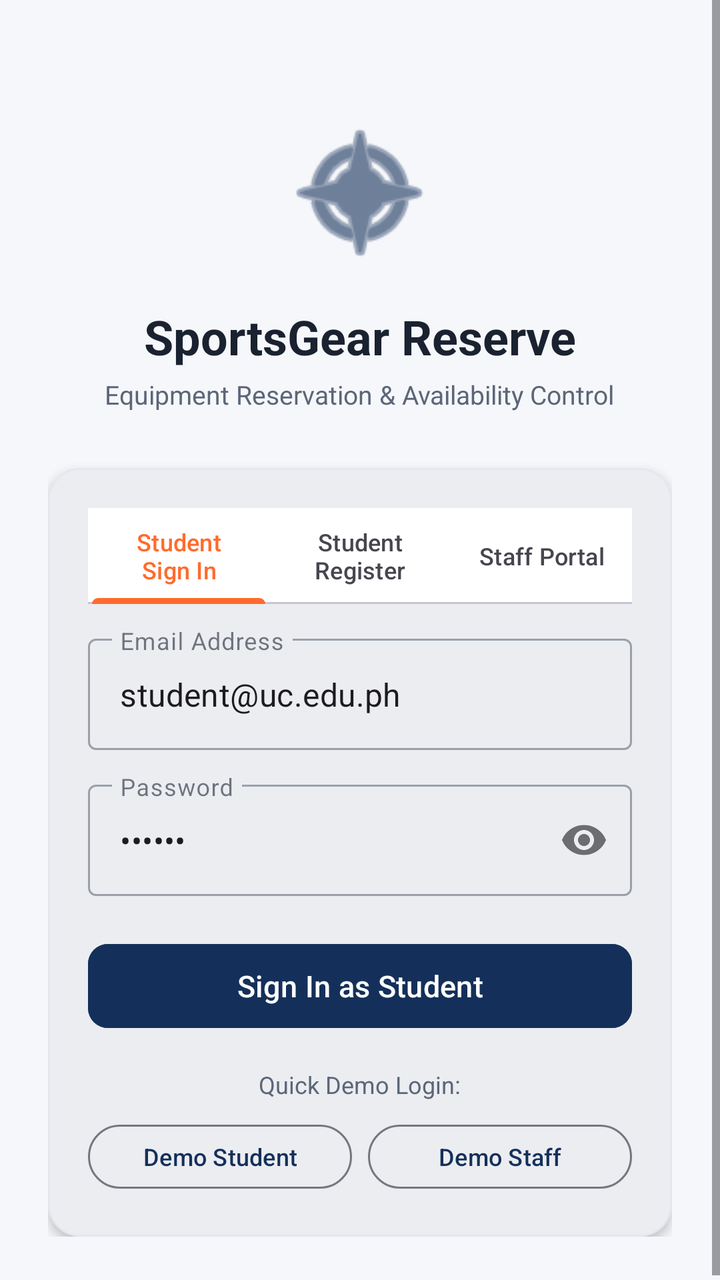
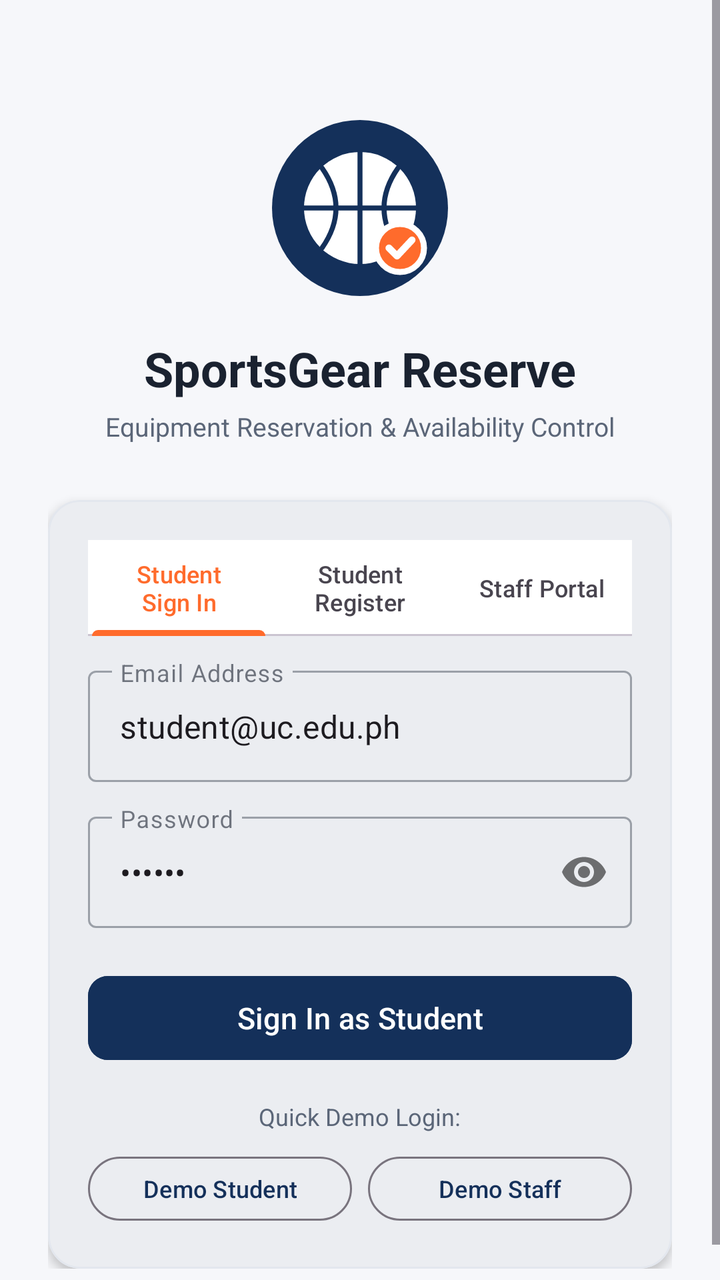

Screens rendered from an Android XML layout before and after an edit, with the pre-edit source and the edit as a unified diff.
<!-- AndroidManifest.xml: application theme Theme.SportsGearReserve -->
<!-- res/layout/activity_login.xml -->
<?xml version="1.0" encoding="utf-8"?>
<ScrollView
    xmlns:android="http://schemas.android.com/apk/res/android"
    xmlns:app="http://schemas.android.com/apk/res-auto"
    xmlns:tools="http://schemas.android.com/tools"
    android:layout_width="match_parent"
    android:layout_height="match_parent"
    android:fillViewport="true"
    android:fitsSystemWindows="true"
    android:background="@color/app_background">

    <LinearLayout
        android:layout_width="match_parent"
        android:layout_height="wrap_content"
        android:orientation="vertical"
        android:gravity="center_horizontal"
        android:padding="24dp">

        <ImageView
            android:layout_width="80dp"
            android:layout_height="80dp"
            android:layout_marginTop="32dp"
            android:contentDescription="App Logo"
            android:src="@android:drawable/ic_menu_compass"
            app:tint="@color/primary" />

        <TextView
            android:layout_width="wrap_content"
            android:layout_height="wrap_content"
            android:layout_marginTop="16dp"
            android:text="SportsGear Reserve"
            android:textSize="24sp"
            android:textStyle="bold"
            android:textColor="@color/text_primary" />

        <TextView
            android:layout_width="wrap_content"
            android:layout_height="wrap_content"
            android:layout_marginTop="4dp"
            android:text="Equipment Reservation &amp; Availability Control"
            android:textSize="13sp"
            android:textColor="@color/text_secondary" />

        <com.google.android.material.card.MaterialCardView
            android:layout_width="match_parent"
            android:layout_height="wrap_content"
            android:layout_marginTop="28dp"
            app:cardCornerRadius="16dp"
            app:cardElevation="3dp"
            app:strokeWidth="1dp"
            app:strokeColor="@color/card_stroke"
            app:cardBackgroundColor="@color/surface">

            <LinearLayout
                android:layout_width="match_parent"
                android:layout_height="wrap_content"
                android:orientation="vertical"
                android:padding="20dp">

                <com.google.android.material.tabs.TabLayout
                    android:id="@+id/tabLayoutMode"
                    android:layout_width="match_parent"
                    android:layout_height="wrap_content"
                    app:tabIndicatorColor="@color/accent"
                    app:tabSelectedTextColor="@color/accent"
                    app:tabIndicatorFullWidth="true">
                    <com.google.android.material.tabs.TabItem
                        android:layout_width="wrap_content"
                        android:layout_height="wrap_content"
                        android:text="Student Sign In" />
                    <com.google.android.material.tabs.TabItem
                        android:layout_width="wrap_content"
                        android:layout_height="wrap_content"
                        android:text="Student Register" />
                    <com.google.android.material.tabs.TabItem
                        android:layout_width="wrap_content"
                        android:layout_height="wrap_content"
                        android:text="Staff Portal" />
                </com.google.android.material.tabs.TabLayout>

                
                <com.google.android.material.textfield.TextInputLayout
                    android:id="@+id/tilFullName"
                    style="@style/Widget.MaterialComponents.TextInputLayout.OutlinedBox"
                    android:layout_width="match_parent"
                    android:layout_height="wrap_content"
                    android:layout_marginTop="16dp"
                    android:hint="Full Name"
                    android:visibility="gone"
                    tools:visibility="visible">
                    <com.google.android.material.textfield.TextInputEditText
                        android:id="@+id/etFullName"
                        android:layout_width="match_parent"
                        android:layout_height="wrap_content"
                        android:inputType="textPersonName" />
                </com.google.android.material.textfield.TextInputLayout>

                
                <com.google.android.material.textfield.TextInputLayout
                    android:id="@+id/tilStudentId"
                    style="@style/Widget.MaterialComponents.TextInputLayout.OutlinedBox"
                    android:layout_width="match_parent"
                    android:layout_height="wrap_content"
                    android:layout_marginTop="12dp"
                    android:hint="Student ID Number"
                    android:visibility="gone"
                    tools:visibility="visible">
                    <com.google.android.material.textfield.TextInputEditText
                        android:id="@+id/etStudentId"
                        android:layout_width="match_parent"
                        android:layout_height="wrap_content"
                        android:inputType="number" />
                </com.google.android.material.textfield.TextInputLayout>

                
                <com.google.android.material.textfield.TextInputLayout
                    android:id="@+id/tilEmail"
                    style="@style/Widget.MaterialComponents.TextInputLayout.OutlinedBox"
                    android:layout_width="match_parent"
                    android:layout_height="wrap_content"
                    android:layout_marginTop="12dp"
                    android:hint="Email Address">
                    <com.google.android.material.textfield.TextInputEditText
                        android:id="@+id/etEmail"
                        android:layout_width="match_parent"
                        android:layout_height="wrap_content"
                        android:inputType="textEmailAddress"
                        android:text="student@uc.edu.ph" />
                </com.google.android.material.textfield.TextInputLayout>

                
                <com.google.android.material.textfield.TextInputLayout
                    android:id="@+id/tilPassword"
                    style="@style/Widget.MaterialComponents.TextInputLayout.OutlinedBox"
                    android:layout_width="match_parent"
                    android:layout_height="wrap_content"
                    android:layout_marginTop="12dp"
                    android:hint="Password"
                    app:passwordToggleEnabled="true">
                    <com.google.android.material.textfield.TextInputEditText
                        android:id="@+id/etPassword"
                        android:layout_width="match_parent"
                        android:layout_height="wrap_content"
                        android:inputType="textPassword"
                        android:text="123456" />
                </com.google.android.material.textfield.TextInputLayout>

                <TextView
                    android:id="@+id/tvRoleNote"
                    android:layout_width="match_parent"
                    android:layout_height="wrap_content"
                    android:layout_marginTop="12dp"
                    android:textSize="12sp"
                    android:textColor="@color/text_secondary"
                    android:text="Note: Staff accounts must be pre-authorized by sports office administration."
                    android:visibility="gone"
                    tools:visibility="visible" />

                <com.google.android.material.button.MaterialButton
                    android:id="@+id/btnSubmit"
                    android:layout_width="match_parent"
                    android:layout_height="50dp"
                    android:layout_marginTop="20dp"
                    android:text="Sign In as Student"
                    android:textSize="15sp"
                    android:backgroundTint="@color/primary"
                    app:cornerRadius="10dp" />

                
                <TextView
                    android:layout_width="wrap_content"
                    android:layout_height="wrap_content"
                    android:layout_gravity="center_horizontal"
                    android:layout_marginTop="16dp"
                    android:text="Quick Demo Login:"
                    android:textSize="12sp"
                    android:textColor="@color/text_secondary" />

                <LinearLayout
                    android:layout_width="match_parent"
                    android:layout_height="wrap_content"
                    android:layout_marginTop="8dp"
                    android:orientation="horizontal"
                    android:gravity="center">

                    <com.google.android.material.button.MaterialButton
                        android:id="@+id/btnDemoStudent"
                        style="@style/Widget.Material3.Button.OutlinedButton"
                        android:layout_width="0dp"
                        android:layout_height="40dp"
                        android:layout_weight="1"
                        android:layout_marginEnd="4dp"
                        android:text="Demo Student"
                        android:textSize="12sp" />

                    <com.google.android.material.button.MaterialButton
                        android:id="@+id/btnDemoStaff"
                        style="@style/Widget.Material3.Button.OutlinedButton"
                        android:layout_width="0dp"
                        android:layout_height="40dp"
                        android:layout_weight="1"
                        android:layout_marginStart="4dp"
                        android:text="Demo Staff"
                        android:textSize="12sp" />

                </LinearLayout>

            </LinearLayout>

        </com.google.android.material.card.MaterialCardView>

    </LinearLayout>

</ScrollView>
<!-- resources referenced by this layout -->
<resources>
  <color name="accent">#FF6B2C</color>
  <color name="app_background">#F6F7FA</color>
  <color name="card_stroke">#E3E7EE</color>
  <color name="primary">#14305A</color>
  <color name="surface">#FFFFFF</color>
  <color name="text_primary">#1A2230</color>
  <color name="text_secondary">#5B6678</color>
  <style name="Theme.SportsGearReserve" parent="Base.Theme.SportsGearReserve" />
  <style name="Base.Theme.SportsGearReserve" parent="Theme.Material3.DayNight.NoActionBar">
          
          <item name="colorPrimary">@color/primary</item>
          <item name="colorOnPrimary">@color/text_on_primary</item>
          <item name="colorPrimaryContainer">@color/primary_variant</item>
          <item name="colorOnPrimaryContainer">@color/text_on_primary</item>
          <item name="colorSecondary">@color/accent</item>
          <item name="colorOnSecondary">@color/white</item>
          <item name="colorTertiary">@color/accent</item>
          <item name="android:windowBackground">@color/app_background</item>
          <item name="colorSurface">@color/surface</item>
          <item name="colorOnSurface">@color/text_primary</item>
  
          
          <item name="tabIndicatorColor">@color/accent</item>
          <item name="tabSelectedTextColor">@color/accent</item>
      </style>
  <color name="text_on_primary">#FFFFFF</color>
  <color name="primary_variant">#0D2140</color>
  <color name="white">#FFFFFFFF</color>
</resources>

<!-- the commit's change to res/layout/activity_login.xml (unified diff, before → after) -->
@@ -5,51 +5,53 @@
     xmlns:tools="http://schemas.android.com/tools"
     android:layout_width="match_parent"
     android:layout_height="match_parent"
+    android:background="@color/app_background"
     android:fillViewport="true"
-    android:fitsSystemWindows="true"
-    android:background="@color/app_background">
+    android:fitsSystemWindows="true">
 
     <LinearLayout
         android:layout_width="match_parent"
         android:layout_height="wrap_content"
+        android:gravity="center_horizontal"
         android:orientation="vertical"
-        android:gravity="center_horizontal"
         android:padding="24dp">
 
+        
         <ImageView
-            android:layout_width="80dp"
-            android:layout_height="80dp"
+            android:layout_width="96dp"
+            android:layout_height="96dp"
             android:layout_marginTop="32dp"
-            android:contentDescription="App Logo"
-            android:src="@android:drawable/ic_menu_compass"
-            app:tint="@color/primary" />
+            android:contentDescription="SportsGear Reserve logo"
+            android:src="@drawable/ic_sportsgear_logo" />
 
         <TextView
             android:layout_width="wrap_content"
             android:layout_height="wrap_content"
             android:layout_marginTop="16dp"
             android:text="SportsGear Reserve"
+            android:textColor="@color/text_primary"
             android:textSize="24sp"
-            android:textStyle="bold"
-            android:textColor="@color/text_primary" />
+            android:textStyle="bold" />
 
         <TextView
-            android:layout_width="wrap_content"
+            android:layout_width="match_parent"
             android:layout_height="wrap_content"
             android:layout_marginTop="4dp"
+            android:gravity="center"
             android:text="Equipment Reservation &amp; Availability Control"
-            android:textSize="13sp"
-            android:textColor="@color/text_secondary" />
+            android:textAlignment="center"
+            android:textColor="@color/text_secondary"
+            android:textSize="13sp" />
 
         <com.google.android.material.card.MaterialCardView
             android:layout_width="match_parent"
             android:layout_height="wrap_content"
             android:layout_marginTop="28dp"
+            app:cardBackgroundColor="@color/surface"
             app:cardCornerRadius="16dp"
             app:cardElevation="3dp"
-            app:strokeWidth="1dp"
             app:strokeColor="@color/card_stroke"
-            app:cardBackgroundColor="@color/surface">
+            app:strokeWidth="1dp">
 
             <LinearLayout
                 android:layout_width="match_parent"
@@ -62,16 +64,19 @@
                     android:layout_width="match_parent"
                     android:layout_height="wrap_content"
                     app:tabIndicatorColor="@color/accent"
-                    app:tabSelectedTextColor="@color/accent"
-                    app:tabIndicatorFullWidth="true">
+                    app:tabIndicatorFullWidth="true"
+                    app:tabSelectedTextColor="@color/accent">
+
                     <com.google.android.material.tabs.TabItem
                         android:layout_width="wrap_content"
                         android:layout_height="wrap_content"
                         android:text="Student Sign In" />
+
                     <com.google.android.material.tabs.TabItem
                         android:layout_width="wrap_content"
                         android:layout_height="wrap_content"
                         android:text="Student Register" />
+
                     <com.google.android.material.tabs.TabItem
                         android:layout_width="wrap_content"
                         android:layout_height="wrap_content"
@@ -88,6 +93,7 @@
                     android:hint="Full Name"
                     android:visibility="gone"
                     tools:visibility="visible">
+
                     <com.google.android.material.textfield.TextInputEditText
                         android:id="@+id/etFullName"
                         android:layout_width="match_parent"
@@ -105,6 +111,7 @@
                     android:hint="Student ID Number"
                     android:visibility="gone"
                     tools:visibility="visible">
+
                     <com.google.android.material.textfield.TextInputEditText
                         android:id="@+id/etStudentId"
                         android:layout_width="match_parent"
@@ -120,6 +127,7 @@
                     android:layout_height="wrap_content"
                     android:layout_marginTop="12dp"
                     android:hint="Email Address">
+
                     <com.google.android.material.textfield.TextInputEditText
                         android:id="@+id/etEmail"
                         android:layout_width="match_parent"
@@ -137,6 +145,7 @@
                     android:layout_marginTop="12dp"
                     android:hint="Password"
                     app:passwordToggleEnabled="true">
+
                     <com.google.android.material.textfield.TextInputEditText
                         android:id="@+id/etPassword"
                         android:layout_width="match_parent"
@@ -150,9 +159,9 @@
                     android:layout_width="match_parent"
                     android:layout_height="wrap_content"
                     android:layout_marginTop="12dp"
+                    android:text="Note: Staff accounts must be pre-authorized by sports office administration."
+                    android:textColor="@color/text_secondary"
                     android:textSize="12sp"
-                    android:textColor="@color/text_secondary"
-                    android:text="Note: Staff accounts must be pre-authorized by sports office administration."
                     android:visibility="gone"
                     tools:visibility="visible" />
 
@@ -161,9 +170,9 @@
                     android:layout_width="match_parent"
                     android:layout_height="50dp"
                     android:layout_marginTop="20dp"
+                    android:backgroundTint="@color/primary"
                     android:text="Sign In as Student"
                     android:textSize="15sp"
-                    android:backgroundTint="@color/primary"
                     app:cornerRadius="10dp" />
 
                 
@@ -173,23 +182,23 @@
                     android:layout_gravity="center_horizontal"
                     android:layout_marginTop="16dp"
                     android:text="Quick Demo Login:"
-                    android:textSize="12sp"
-                    android:textColor="@color/text_secondary" />
+                    android:textColor="@color/text_secondary"
+                    android:textSize="12sp" />
 
                 <LinearLayout
                     android:layout_width="match_parent"
                     android:layout_height="wrap_content"
                     android:layout_marginTop="8dp"
-                    android:orientation="horizontal"
-                    android:gravity="center">
+                    android:gravity="center"
+                    android:orientation="horizontal">
 
                     <com.google.android.material.button.MaterialButton
                         android:id="@+id/btnDemoStudent"
                         style="@style/Widget.Material3.Button.OutlinedButton"
                         android:layout_width="0dp"
                         android:layout_height="40dp"
+                        android:layout_marginEnd="4dp"
                         android:layout_weight="1"
-                        android:layout_marginEnd="4dp"
                         android:text="Demo Student"
                         android:textSize="12sp" />
 
@@ -198,17 +207,14 @@
                         style="@style/Widget.Material3.Button.OutlinedButton"
                         android:layout_width="0dp"
                         android:layout_height="40dp"
+                        android:layout_marginStart="4dp"
                         android:layout_weight="1"
-                        android:layout_marginStart="4dp"
                         android:text="Demo Staff"
                         android:textSize="12sp" />
-
                 </LinearLayout>
 
             </LinearLayout>
-
         </com.google.android.material.card.MaterialCardView>
 
     </LinearLayout>
-
 </ScrollView>
<!-- resource entries referenced after the edit -->
@@ -7,6 +7,49 @@
   <color name="surface">#FFFFFF</color>
   <color name="text_primary">#1A2230</color>
   <color name="text_secondary">#5B6678</color>
+  <!-- drawable ic_sportsgear_logo (drawable) -->
+  <?xml version="1.0" encoding="utf-8"?>
+  <vector xmlns:android="http://schemas.android.com/apk/res/android"
+      android:width="96dp"
+      android:height="96dp"
+      android:viewportWidth="96"
+      android:viewportHeight="96">
+  
+      
+      <path
+          android:fillColor="@color/primary"
+          android:pathData="M48,48m-44,0a44,44 0,1 1,88 0a44,44 0,1 1,-88 0" />
+  
+      
+      <path
+          android:fillColor="#FFFFFF"
+          android:pathData="M48,48m-28,0a28,28 0,1 1,56 0a28,28 0,1 1,-56 0" />
+  
+      
+      <path
+          android:strokeColor="@color/primary"
+          android:strokeWidth="2.5"
+          android:strokeLineCap="round"
+          android:pathData="M48,20 L48,76 M20,48 L76,48" />
+      <path
+          android:strokeColor="@color/primary"
+          android:strokeWidth="2.5"
+          android:strokeLineCap="round"
+          android:pathData="M29,28 Q43,48 29,68 M67,28 Q53,48 67,68" />
+  
+      
+      <path
+          android:fillColor="@color/accent"
+          android:strokeColor="#FFFFFF"
+          android:strokeWidth="3"
+          android:pathData="M68,68m-12,0a12,12 0,1 1,24 0a12,12 0,1 1,-24 0" />
+      <path
+          android:strokeColor="#FFFFFF"
+          android:strokeWidth="3.5"
+          android:strokeLineCap="round"
+          android:strokeLineJoin="round"
+          android:pathData="M62.5,68 L66.5,72 L74,64" />
+  </vector>
   <style name="Theme.SportsGearReserve" parent="Base.Theme.SportsGearReserve" />
   <style name="Base.Theme.SportsGearReserve" parent="Theme.Material3.DayNight.NoActionBar">
           
